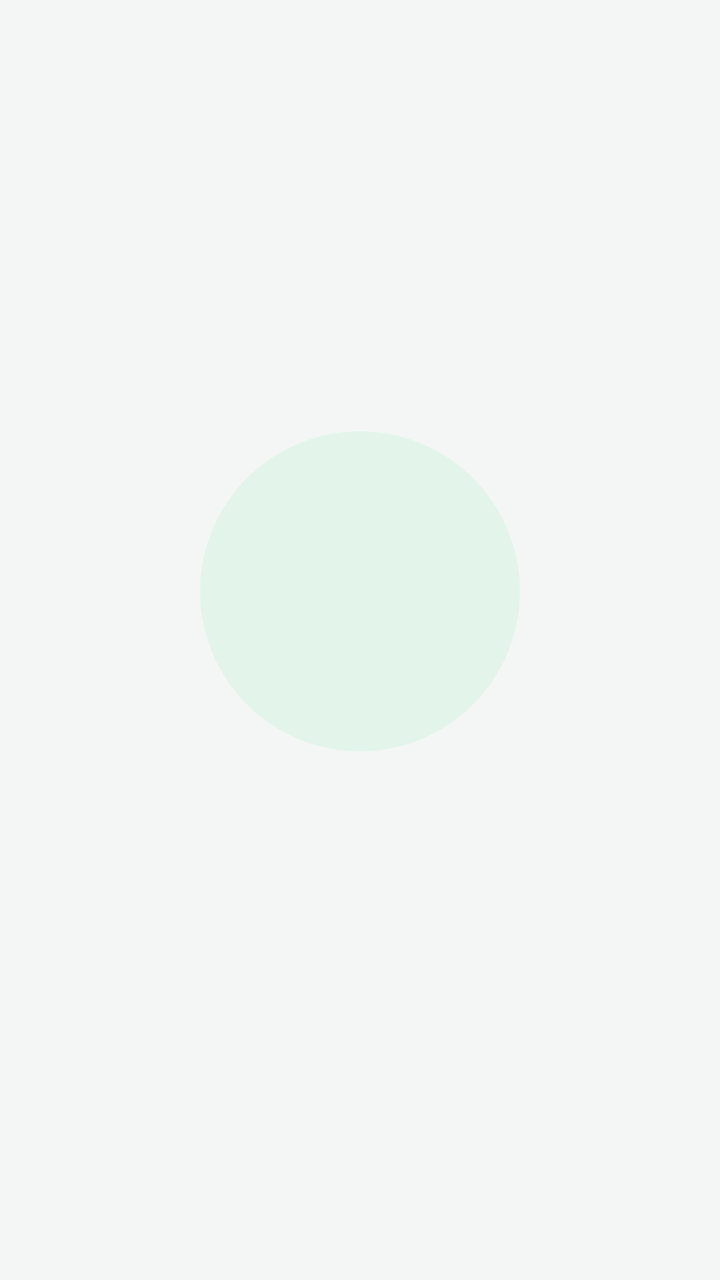
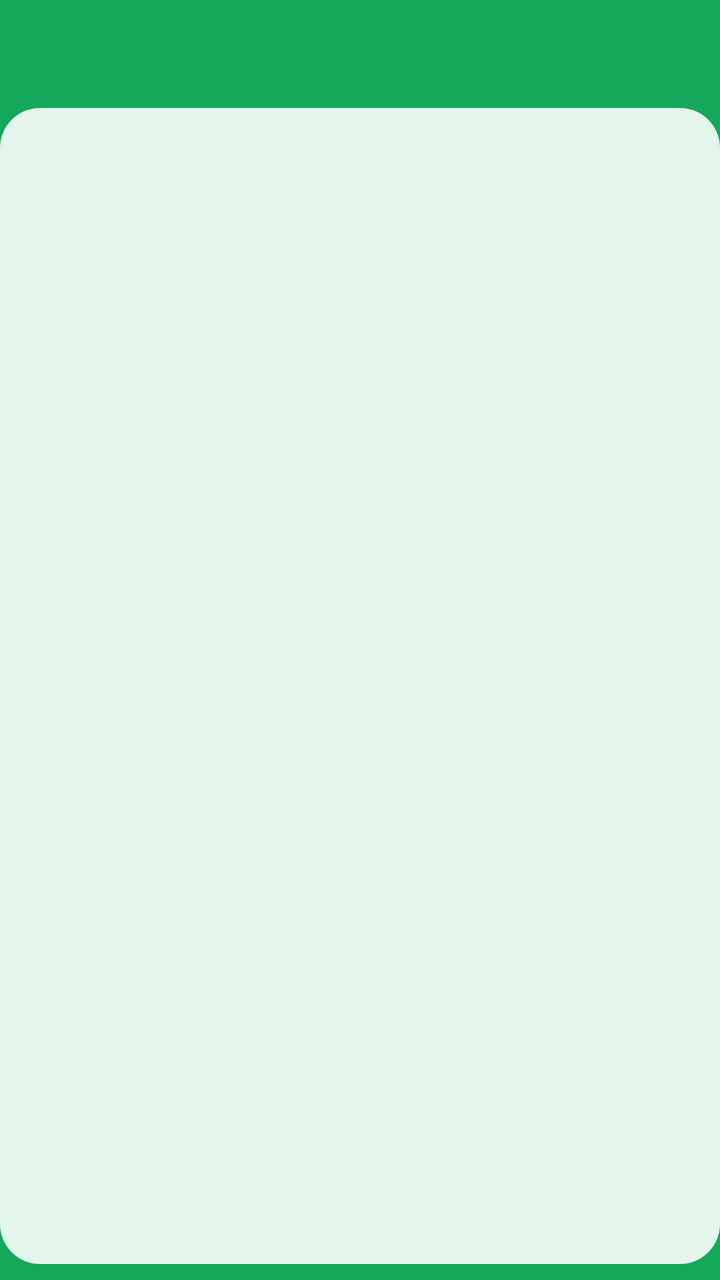

Compare the two renders of this Android layout. The source of the first and the diff that turns it into the second are given below.
<!-- AndroidManifest.xml: application theme Theme.AppBNB -->
<!-- res/layout/item_auth_tip.xml -->
<?xml version="1.0" encoding="utf-8"?>
<LinearLayout xmlns:android="http://schemas.android.com/apk/res/android"
    android:layout_width="match_parent"
    android:layout_height="match_parent"
    android:gravity="center"
    android:orientation="vertical"
    android:padding="16dp">

    <ImageView
        android:id="@+id/tipIllustration"
        android:layout_width="160dp"
        android:layout_height="160dp"
        android:background="@drawable/bg_circle_light"
        android:importantForAccessibility="no"
        android:padding="36dp" />

    <TextView
        android:id="@+id/tipText"
        android:layout_width="match_parent"
        android:layout_height="wrap_content"
        android:layout_marginTop="24dp"
        android:gravity="center"
        android:textColor="@color/text_primary"
        android:textSize="18sp"
        android:textStyle="bold" />
</LinearLayout>
<!-- resources referenced by this layout -->
<resources>
  <color name="text_primary">#1F2933</color>
  <!-- drawable bg_circle_light (drawable) -->
  <?xml version="1.0" encoding="utf-8"?>
  <shape xmlns:android="http://schemas.android.com/apk/res/android"
      android:shape="oval">
      <solid android:color="@color/brand_green_light" />
  </shape>
  <style name="Theme.AppBNB" parent="Theme.Material3.Light.NoActionBar">
          <item name="colorPrimary">@color/brand_green</item>
          <item name="colorOnPrimary">@color/on_brand</item>
          <item name="colorPrimaryContainer">@color/brand_green_light</item>
          <item name="colorOnPrimaryContainer">@color/brand_green_dark</item>
          <item name="android:colorBackground">@color/background</item>
          <item name="colorSurface">@color/surface</item>
          <item name="android:windowBackground">@color/background</item>
          <item name="android:statusBarColor">@android:color/transparent</item>
          <item name="android:navigationBarColor">@android:color/transparent</item>
          <item name="bottomSheetDialogTheme">@style/ThemeOverlay.AppBNB.BottomSheet</item>
      </style>
  <color name="brand_green_light">#E3F5EB</color>
  <color name="brand_green">#1AA85A</color>
  <color name="on_brand">#FFFFFF</color>
  <color name="brand_green_dark">#0F7A41</color>
  <color name="background">#F4F6F5</color>
  <color name="surface">#FFFFFF</color>
  <style name="ThemeOverlay.AppBNB.BottomSheet" parent="ThemeOverlay.Material3.BottomSheetDialog" />
</resources>

<!-- the commit's change to res/layout/item_auth_tip.xml (unified diff, before → after) -->
@@ -2,25 +2,27 @@
 <LinearLayout xmlns:android="http://schemas.android.com/apk/res/android"
     android:layout_width="match_parent"
     android:layout_height="match_parent"
-    android:gravity="center"
     android:orientation="vertical"
-    android:padding="16dp">
-
-    <ImageView
-        android:id="@+id/tipIllustration"
-        android:layout_width="160dp"
-        android:layout_height="160dp"
-        android:background="@drawable/bg_circle_light"
-        android:importantForAccessibility="no"
-        android:padding="36dp" />
+    android:paddingBottom="8dp">
 
     <TextView
         android:id="@+id/tipText"
         android:layout_width="match_parent"
         android:layout_height="wrap_content"
-        android:layout_marginTop="24dp"
         android:gravity="center"
-        android:textColor="@color/text_primary"
-        android:textSize="18sp"
+        android:minLines="2"
+        android:textColor="@color/text_secondary"
+        android:textSize="15sp"
         android:textStyle="bold" />
+
+    <ImageView
+        android:id="@+id/tipIllustration"
+        android:layout_width="match_parent"
+        android:layout_height="0dp"
+        android:layout_marginTop="16dp"
+        android:layout_weight="1"
+        android:background="@drawable/bg_illustration"
+        android:importantForAccessibility="no"
+        android:padding="16dp"
+        android:scaleType="fitCenter" />
 </LinearLayout>
<!-- resource entries referenced after the edit -->
@@ -1,11 +1,12 @@
 <!-- resources referenced by this layout -->
 <resources>
-  <color name="text_primary">#1F2933</color>
-  <!-- drawable bg_circle_light (drawable) -->
+  <color name="text_secondary">#5F6B76</color>
+  <!-- drawable bg_illustration (drawable) -->
   <?xml version="1.0" encoding="utf-8"?>
   <shape xmlns:android="http://schemas.android.com/apk/res/android"
-      android:shape="oval">
-      <solid android:color="@color/brand_green_light" />
+      android:shape="rectangle">
+      <solid android:color="@color/illustration_background" />
+      <corners android:radius="20dp" />
   </shape>
   <style name="Theme.AppBNB" parent="Theme.Material3.Light.NoActionBar">
           <item name="colorPrimary">@color/brand_green</item>
@@ -14,16 +15,17 @@
           <item name="colorOnPrimaryContainer">@color/brand_green_dark</item>
           <item name="android:colorBackground">@color/background</item>
           <item name="colorSurface">@color/surface</item>
-          <item name="android:windowBackground">@color/background</item>
+          <item name="android:windowBackground">@color/brand_green</item>
           <item name="android:statusBarColor">@android:color/transparent</item>
           <item name="android:navigationBarColor">@android:color/transparent</item>
           <item name="bottomSheetDialogTheme">@style/ThemeOverlay.AppBNB.BottomSheet</item>
       </style>
+  <color name="illustration_background">#E4F5EC</color>
   <color name="brand_green_light">#E3F5EB</color>
-  <color name="brand_green">#1AA85A</color>
+  <color name="brand_green">#13A85A</color>
   <color name="on_brand">#FFFFFF</color>
-  <color name="brand_green_dark">#0F7A41</color>
-  <color name="background">#F4F6F5</color>
+  <color name="brand_green_dark">#0E7F43</color>
+  <color name="background">#F1F2F3</color>
   <color name="surface">#FFFFFF</color>
   <style name="ThemeOverlay.AppBNB.BottomSheet" parent="ThemeOverlay.Material3.BottomSheetDialog" />
 </resources>
